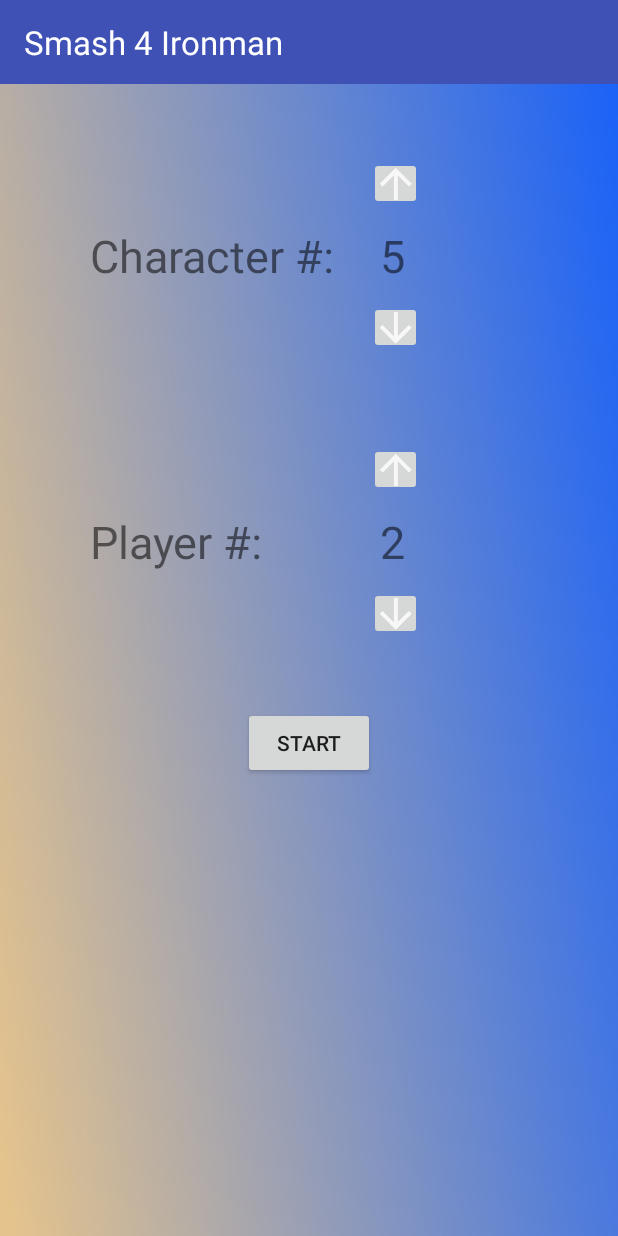
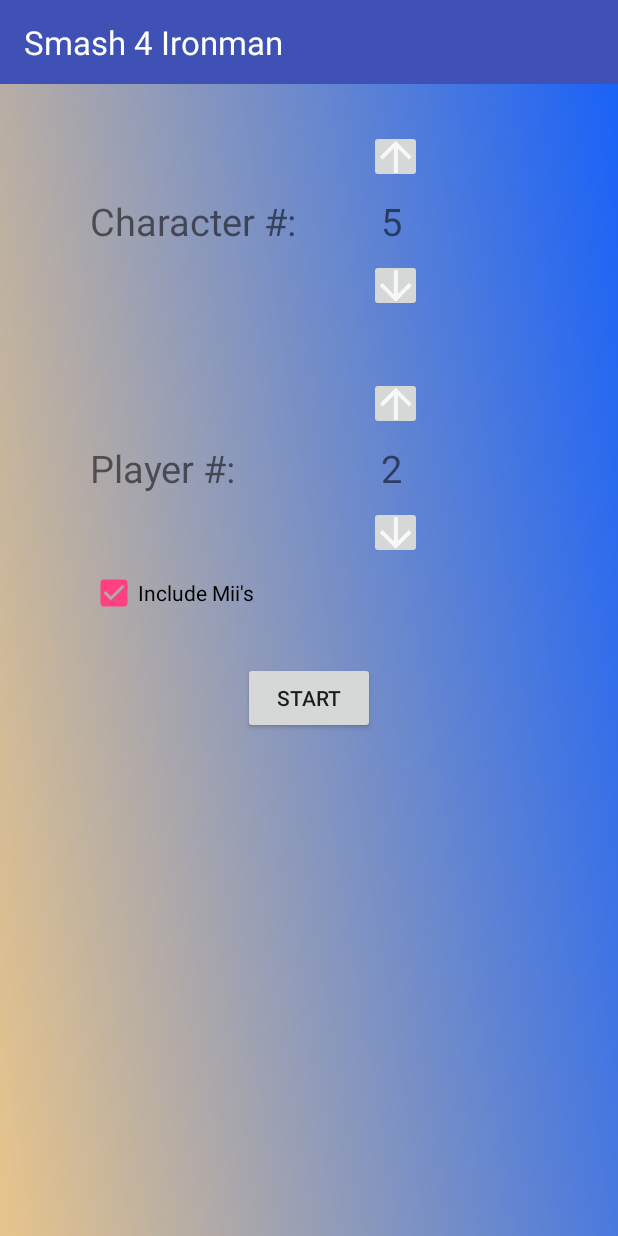
Before and after one commit to joeconstan/SmashTools, an Android app: the SmashFourIronMan screen opened directly, with no data from a screen before it, on a phone screen of 412 x 824 dp. Run offline under Robolectric (Android 15) with nearby library versions, the phone set to English and light mode, and no system bars.

Commit message:
exclude mii's option

```diff
--- a/app/src/main/java/com/arealbreakfast/smashtools/SmashFourIronMan.java
+++ b/app/src/main/java/com/arealbreakfast/smashtools/SmashFourIronMan.java
@@ -6,6 +6,7 @@
 import android.support.annotation.Nullable;
 import android.support.v7.app.AppCompatActivity;
 import android.view.View;
+import android.widget.CheckBox;
 import android.widget.ImageButton;
 import android.widget.TextView;
 
@@ -67,6 +68,7 @@
 
 
     public void Start(View view) {
+        CheckBox mii = (CheckBox) findViewById(R.id.miicheck);
         TextView numplayer = (TextView) findViewById(R.id.s4imnumber_play);
         //pick characters randomly and display in Results activity
         TextView numchar = (TextView) findViewById(R.id.s4imnumber_char);
@@ -85,6 +87,9 @@
 
 
         Intent intent = new Intent(view.getContext(), Results.class);
+        if (!mii.isChecked()){
+            intent.putExtra("mii", 0);
+        }
         intent.putExtra("chars", chosen_chars);
         intent.putExtra("players", Integer.parseInt(numplayer.getText().toString()));
         intent.putExtra("type", 0);
--- a/app/src/main/res/layout/activity_smashfourironman.xml
+++ b/app/src/main/res/layout/activity_smashfourironman.xml
@@ -28,9 +28,9 @@
         android:layout_width="wrap_content"
         android:layout_height="wrap_content"
         android:layout_marginLeft="60dp"
-        android:layout_marginTop="150dp"
+        android:layout_marginTop="130dp"
         android:text="Character #:"
-        android:textSize="30sp" />
+        android:textSize="25sp" />
 
 
     <ImageButton
@@ -38,20 +38,20 @@
         android:layout_width="35dp"
         android:layout_height="35dp"
         android:layout_above="@+id/s4imnumber_char"
-        android:layout_marginBottom="10dp"
+        android:layout_marginBottom="8dp"
         android:layout_marginLeft="246dp"
         android:src="@drawable/ic_action_name" />
 
 
     <TextView
         android:id="@+id/s4imnumber_char"
-        android:layout_width="40dp"
+        android:layout_width="35dp"
         android:layout_height="wrap_content"
+        android:layout_alignBaseline="@+id/s4imnumber_char_title"
         android:layout_alignBottom="@+id/s4imnumber_char_title"
-        android:layout_marginLeft="30dp"
-        android:layout_toRightOf="@+id/s4imnumber_char_title"
+        android:layout_marginLeft="254dp"
         android:text="5"
-        android:textSize="30sp" />
+        android:textSize="25sp" />
 
 
     <ImageButton
@@ -60,7 +60,7 @@
         android:layout_height="35dp"
         android:layout_below="@+id/s4imnumber_char"
         android:layout_marginLeft="246dp"
-        android:layout_marginTop="10dp"
+        android:layout_marginTop="8dp"
         android:src="@drawable/arrow_down" />
 
 
@@ -70,9 +70,9 @@
         android:layout_height="wrap_content"
         android:layout_below="@id/s4imnumber_char_title"
         android:layout_marginLeft="60dp"
-        android:layout_marginTop="150dp"
+        android:layout_marginTop="130dp"
         android:text="Player #:"
-        android:textSize="30sp" />
+        android:textSize="25sp" />
 
 
     <ImageButton
@@ -80,19 +80,19 @@
         android:layout_width="35dp"
         android:layout_height="35dp"
         android:layout_above="@+id/s4imnumber_play"
-        android:layout_marginBottom="10dp"
+        android:layout_marginBottom="8dp"
         android:layout_marginLeft="246dp"
         android:src="@drawable/ic_action_name" />
 
     <TextView
         android:id="@+id/s4imnumber_play"
-        android:layout_width="40dp"
+        android:layout_width="35dp"
         android:layout_height="wrap_content"
         android:layout_alignBottom="@+id/s4imnumber_play_title"
         android:layout_alignStart="@+id/s4imnumber_char"
         android:inputType="number"
         android:text="2"
-        android:textSize="30sp" />
+        android:textSize="25sp" />
 
 
     <ImageButton
@@ -101,17 +101,28 @@
         android:layout_height="35dp"
         android:layout_below="@+id/s4imnumber_play"
         android:layout_marginLeft="246dp"
-        android:layout_marginTop="10dp"
+        android:layout_marginTop="8dp"
         android:src="@drawable/arrow_down" />
 
+
+    <CheckBox
+        android:layout_width="wrap_content"
+        android:layout_height="wrap_content"
+        android:text="Include Mii's"
+        android:layout_alignStart="@+id/s4imnumber_play_title"
+        android:id="@+id/miicheck"
+        android:layout_below="@id/s4imnumber_play"
+        android:layout_marginTop="50dp"
+        android:checked="true"
+        />
 
     <Button
         android:id="@+id/s4imstart_button"
         android:layout_width="wrap_content"
         android:layout_height="wrap_content"
-        android:layout_below="@+id/s4imnumber_play"
+        android:layout_below="@+id/miicheck"
         android:layout_centerHorizontal="true"
-        android:layout_marginTop="90dp"
+        android:layout_marginTop="30dp"
         android:onClick="Start"
         android:text="Start" />
 
```
Also changed, not shown: app/src/main/java/com/arealbreakfast/smashtools/Results.java (+85 -17 lines).
